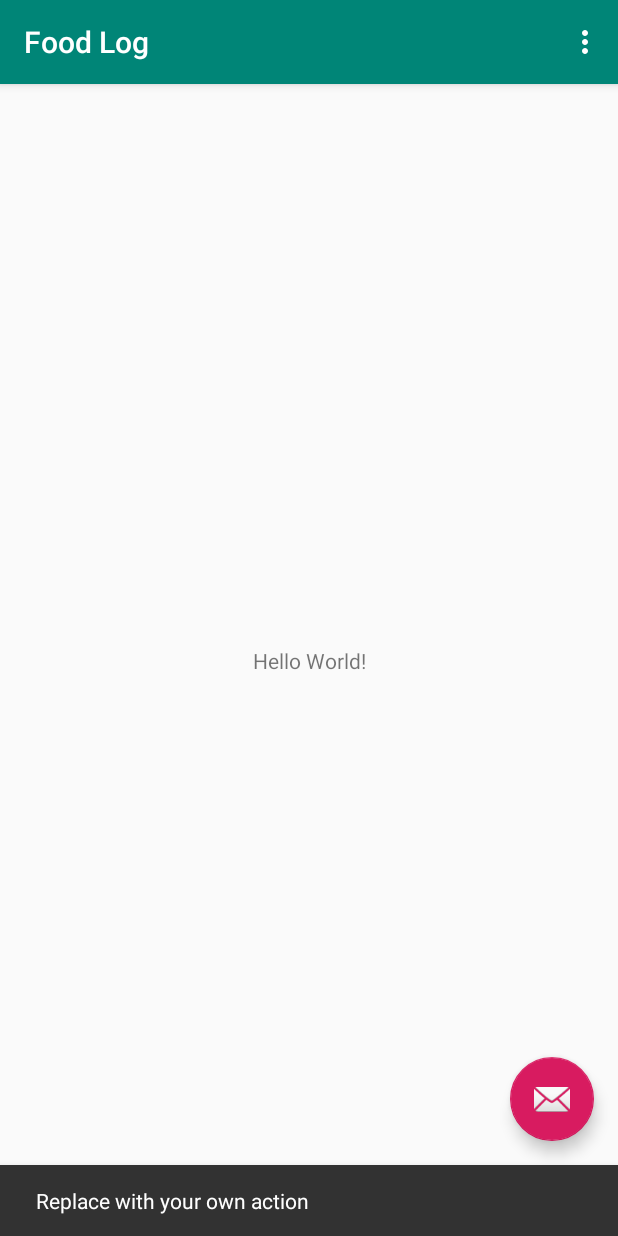
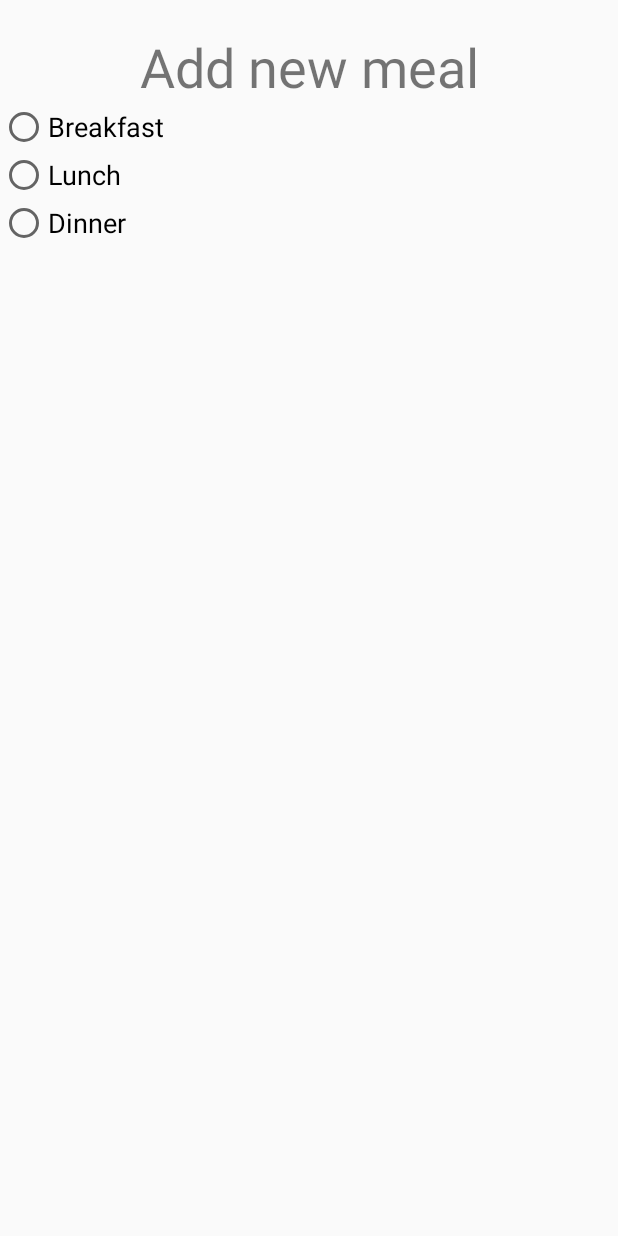
Before and after one commit to sidward35/FoodLog, an Android app: the screen it shows after launch (MainActivity), after a tap on an icon or button, on a phone screen of 412 x 824 dp. Run offline under Robolectric (Android 15) with nearby library versions, the phone set to English and light mode, and no system bars.

Commit message:
Create meal entry layout

```diff
--- a/app/src/main/java/cf/sidward35/foodlog/MainActivity.java
+++ b/app/src/main/java/cf/sidward35/foodlog/MainActivity.java
@@ -25,8 +25,9 @@ public class MainActivity extends AppCompatActivity {
         fab.setOnClickListener(new View.OnClickListener() {
             @Override
             public void onClick(View view) {
-                Snackbar.make(view, "Replace with your own action", Snackbar.LENGTH_LONG)
-                        .setAction("Action", null).show();
+                //Snackbar.make(view, "Replace with your own action", Snackbar.LENGTH_LONG)
+                        //.setAction("Action", null).show();
+                setContentView(R.layout.meal_entry);
             }
         });
     }
--- /dev/null
+++ b/app/src/main/res/layout/meal_entry.xml
@@ -0,0 +1,41 @@
+<?xml version="1.0" encoding="utf-8"?>
+<LinearLayout xmlns:android="http://schemas.android.com/apk/res/android"
+    android:orientation="vertical" android:layout_width="match_parent"
+    android:layout_height="match_parent">
+
+    <TextView
+        android:id="@+id/textView"
+        android:layout_width="match_parent"
+        android:layout_height="wrap_content"
+        android:layout_marginTop="20sp"
+        android:text="Add new meal"
+        android:textAlignment="center"
+        android:textSize="36sp" />
+
+    <RadioGroup
+        android:layout_width="wrap_content"
+        android:layout_height="wrap_content"
+        android:baselineAligned="false">
+
+        <RadioButton
+            android:id="@+id/radioButton"
+            android:layout_width="match_parent"
+            android:layout_height="wrap_content"
+            android:text="Breakfast"
+            android:textSize="18sp" />
+
+        <RadioButton
+            android:id="@+id/radioButton2"
+            android:layout_width="match_parent"
+            android:layout_height="wrap_content"
+            android:text="Lunch"
+            android:textSize="18sp" />
+
+        <RadioButton
+            android:id="@+id/radioButton3"
+            android:layout_width="match_parent"
+            android:layout_height="wrap_content"
+            android:text="Dinner"
+            android:textSize="18sp" />
+    </RadioGroup>
+</LinearLayout>
```
